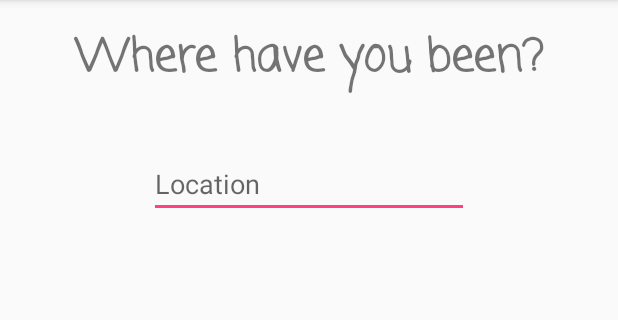
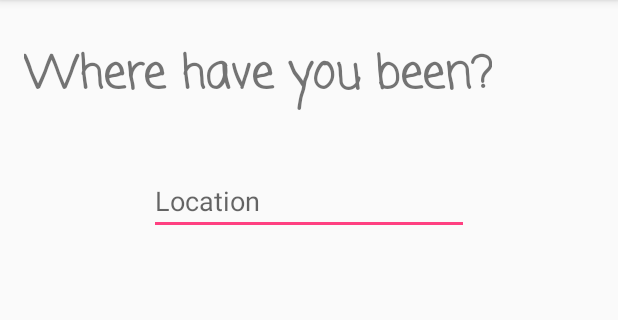
Before and after one commit to drakegens/Travel-Journyl, an Android app: the NewTravelActivity screen opened directly, with no data from a screen before it, on a phone screen of 412 x 824 dp, the part 84-404 px from its top. Run offline under Robolectric (Android 15) with nearby library versions, the phone set to English and light mode, and no system bars.

Commit message:
wired up butttons in main menu, cleaned up UI a bit

```diff
--- a/app/src/main/java/drakegens/traveljournyl/NewTravelActivity.java
+++ b/app/src/main/java/drakegens/traveljournyl/NewTravelActivity.java
@@ -6,7 +6,7 @@ import android.widget.TextView;
 import android.widget.EditText;
 
 public class NewTravelActivity extends AppCompatActivity {
-
+    //instance variables
     TextView header;
     EditText location;
 
--- a/app/src/main/res/layout/activity_new_travel.xml
+++ b/app/src/main/res/layout/activity_new_travel.xml
@@ -10,21 +10,6 @@
     android:paddingTop="@dimen/activity_vertical_margin"
     tools:context="drakegens.traveljournyl.NewTravelActivity">
 
-    <TextView
-        android:text="@string/newTravelHeader"
-        android:layout_width="wrap_content"
-        android:layout_height="wrap_content"
-        android:id="@+id/header"
-        android:textSize="30sp"
-        android:fontFamily="casual"
-        android:layout_alignParentTop="true"
-        android:layout_alignParentLeft="true"
-        android:layout_alignParentStart="true"
-        android:layout_alignParentRight="true"
-        android:layout_alignParentEnd="true"
-        android:textAlignment="center"
-        android:textStyle="normal|bold" />
-
     <EditText
         android:layout_width="wrap_content"
         android:layout_height="wrap_content"
@@ -36,4 +21,18 @@
         android:id="@+id/location"
         android:hint="@string/locationHint" />
 
+    <TextView
+        android:text="@string/newTravelHeader"
+        android:layout_width="wrap_content"
+        android:layout_height="wrap_content"
+        android:id="@+id/header"
+        android:textSize="30sp"
+        android:fontFamily="casual"
+        android:textAlignment="center"
+        android:textStyle="normal|bold"
+        android:layout_alignParentTop="true"
+        android:layout_alignParentLeft="true"
+        android:layout_alignParentStart="true"
+        android:layout_marginTop="11dp" />
+
 </RelativeLayout>
```
Also changed, not shown: app/src/main/java/drakegens/traveljournyl/MainActivity.java (+50 -10 lines).
